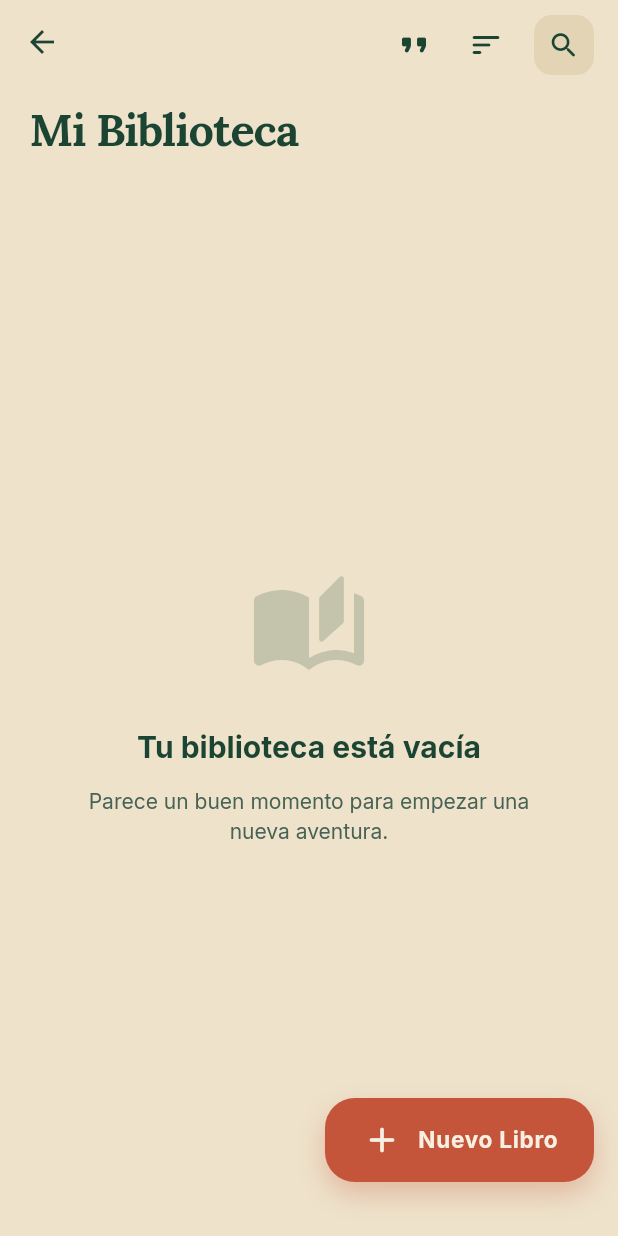
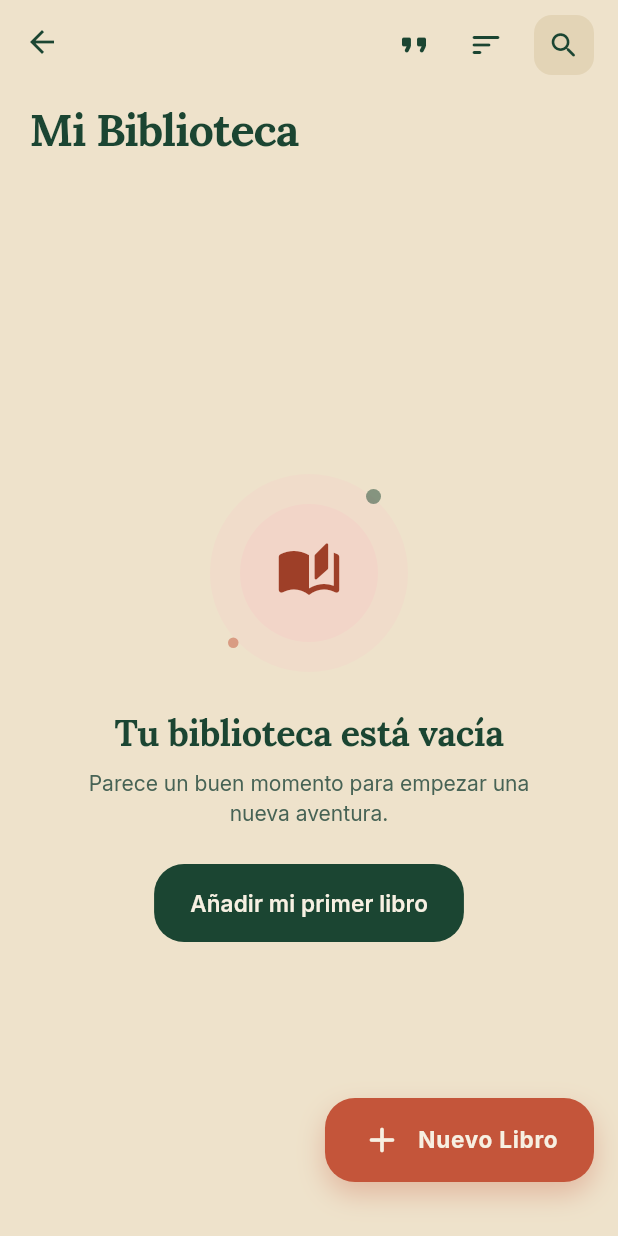
Before and after one commit to Xl3jxndro/book-tracker, a Flutter app: the HomeScreen screen opened directly, on a phone screen of 412 x 824 dp. Run offline on Flutter 3.47's test engine with Material 3 defaults, Android fonts, the phone set to English and light mode, and no system bars; our stand-ins replace confetti, drift, file_picker, flutter_local_notifications, flutter_riverpod, flutter_secure_storage and 16 more; missing offline and left inert: home_widget, in_app_purchase_android, mobile_scanner, tutorial_coach_mark; accounts and stored records are empty; generated files the repository leaves out were written again; statements that could not run were skipped.

Commit message:
Pulido: borde a borde, icono temático y pantallas vacías
- De borde a borde con barras del sistema transparentes e iconos claros u
  oscuros según el modo (también en las AppBar).
- Icono temático de Android 13+: capa monocroma (libro abierto con línea
  de progreso) que el sistema tiñe con los colores del fondo.
- Pantallas vacías con ilustración (círculos suaves y acento), título en
  Lora y acción: "Añadir mi primer libro", "Ver todos los libros" al no
  haber coincidencias, "Nueva nota".

Co-Authored-By: Claude Opus 5.5 <noreply@anthropic.com>

```diff
--- a/lib/screens/book_details_screen.dart
+++ b/lib/screens/book_details_screen.dart
@@ -261,7 +261,7 @@ class _BookDetailsScreenState extends ConsumerState<BookDetailsScreen> {
         if (!snapshot.hasData || snapshot.data!.isEmpty) {
           return EmptyStateWidget(
             icon: Icons.edit_note_rounded, title: 'Sin notas aún', description: 'Agrega tus pensamientos.',
-            actionLabel: 'NUEVA NOTA', onAction: () => _showAddNote(context, currentBook.id)
+            actionLabel: 'Nueva nota', onAction: () => _showAddNote(context, currentBook.id)
           );
         }
 
--- a/lib/screens/home_screen.dart
+++ b/lib/screens/home_screen.dart
@@ -313,7 +313,7 @@ class _HomeScreenState extends ConsumerState<HomeScreen> {
           icon: Icons.auto_stories_rounded,
           title: 'Tu biblioteca está vacía',
           description: 'Parece un buen momento para empezar una nueva aventura.',
-          //actionLabel: 'AÑADIR LIBRO',
+          actionLabel: 'Añadir mi primer libro',
           onAction: () => _showAddBook(context),
         ),
       );
@@ -326,6 +326,11 @@ class _HomeScreenState extends ConsumerState<HomeScreen> {
           icon: Icons.search_off_rounded,
           title: 'Sin coincidencias',
           description: 'No encontramos nada que coincida con tus filtros.',
+          actionLabel: 'Ver todos los libros',
+          onAction: () {
+            ref.read(selectedFilterProvider.notifier).set(null);
+            ref.read(searchQueryProvider.notifier).set('');
+          },
         ),
       );
     }
--- a/lib/theme/app_theme.dart
+++ b/lib/theme/app_theme.dart
@@ -1,3 +1,4 @@
+import 'package:flutter/services.dart';
 import 'package:google_fonts/google_fonts.dart';
 import 'package:material_ui/material_ui.dart';
 
@@ -61,6 +62,8 @@ abstract final class AppTheme {
         elevation: 0,
         scrolledUnderElevation: 0,
         titleTextStyle: text.titleLarge,
+        systemOverlayStyle: (scheme.brightness == Brightness.dark ? SystemUiOverlayStyle.light : SystemUiOverlayStyle.dark)
+            .copyWith(statusBarColor: Colors.transparent, systemNavigationBarColor: Colors.transparent),
       ),
 
       cardTheme: CardThemeData(
--- a/lib/widgets/empty_state_widget.dart
+++ b/lib/widgets/empty_state_widget.dart
@@ -1,5 +1,10 @@
 import 'package:material_ui/material_ui.dart';
 
+import '../theme/app_colors.dart';
+import '../theme/app_tokens.dart';
+
+/// Pantalla vacía: ilustración sencilla (icono sobre círculos suaves),
+/// título, explicación y, si hay, una acción.
 class EmptyStateWidget extends StatelessWidget {
   final IconData icon;
   final String title;
@@ -18,48 +23,59 @@ class EmptyStateWidget extends StatelessWidget {
 
   @override
   Widget build(BuildContext context) {
-    final colorScheme = Theme.of(context).colorScheme;
+    final theme = Theme.of(context);
+    final cs = context.cs;
+    final app = context.app;
 
     return Center(
       child: Padding(
-        // Movemos el padding aquí, donde sí pertenece
         padding: const EdgeInsets.symmetric(horizontal: 40),
         child: Column(
           mainAxisSize: MainAxisSize.min,
           children: [
-            Icon(
-              icon,
-              size: 80,
-              color: colorScheme.primary.withValues(alpha: 0.2),
-            ),
-            const SizedBox(height: 24),
-            Text(
-              title,
-              textAlign: TextAlign.center,
-              style: const TextStyle(
-                fontSize: 20,
-                fontWeight: FontWeight.bold,
+            SizedBox(
+              width: 132,
+              height: 132,
+              child: Stack(
+                alignment: Alignment.center,
+                children: [
+                  Container(
+                    width: 132,
+                    height: 132,
+                    decoration: BoxDecoration(color: app.accentSoft.withValues(alpha: 0.45), shape: BoxShape.circle),
+                  ),
+                  Container(
+                    width: 92,
+                    height: 92,
+                    decoration: BoxDecoration(color: app.accentSoft, shape: BoxShape.circle),
+                  ),
+                  Icon(icon, size: 44, color: app.accentText),
+                  Positioned(top: 10, right: 18, child: _dot(cs.primary, 10)),
+                  Positioned(bottom: 16, left: 12, child: _dot(app.accent, 7)),
+                ],
               ),
             ),
-            const SizedBox(height: 12),
+            const SizedBox(height: AppSpace.xl),
+            Text(title, textAlign: TextAlign.center, style: theme.textTheme.headlineSmall),
+            const SizedBox(height: AppSpace.xs),
             Text(
               description,
               textAlign: TextAlign.center,
-              style: TextStyle(
-                color: colorScheme.onSurfaceVariant,
-                fontSize: 14,
-              ),
+              style: theme.textTheme.bodyMedium?.copyWith(color: cs.onSurfaceVariant),
             ),
             if (actionLabel != null && onAction != null) ...[
-              const SizedBox(height: 32),
-              FilledButton.tonal(
-                onPressed: onAction,
-                child: Text(actionLabel!),
-              ),
+              const SizedBox(height: AppSpace.xl),
+              FilledButton(onPressed: onAction, child: Text(actionLabel!)),
             ],
           ],
         ),
       ),
     );
   }
+
+  static Widget _dot(Color color, double size) => Container(
+        width: size,
+        height: size,
+        decoration: BoxDecoration(color: color.withValues(alpha: 0.5), shape: BoxShape.circle),
+      );
 }
--- a/pubspec.yaml
+++ b/pubspec.yaml
@@ -90,6 +90,8 @@ dev_dependencies:
 
 # Configuración del Icono de la App
 flutter_launcher_icons:
+  # OJO: al regenerar los iconos, volver a añadir la capa <monochrome>
+  # (drawable/ic_launcher_monochrome.xml) en mipmap-anydpi-v26/launcher_icon.xml
   android: "launcher_icon"
   ios: true
   image_path: "assets/icon/app_icon.png"
```
Also changed, not shown: lib/main.dart (+24 -4 lines), 2 other files.
